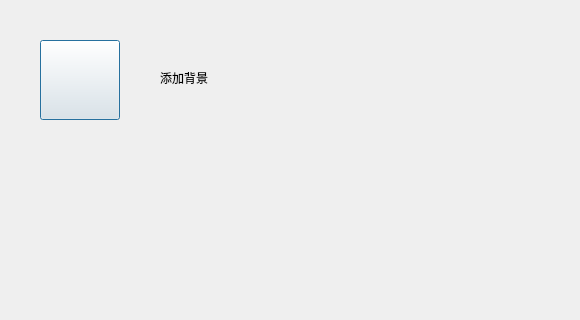
The window that src/XMusic/addbkgdlg.ui (1028417/XMusic) describes before a commit, drawn with Qt 5; both pictures show x 0 to 580 and y 0 to 320 of the 814 by 500 pixel window.
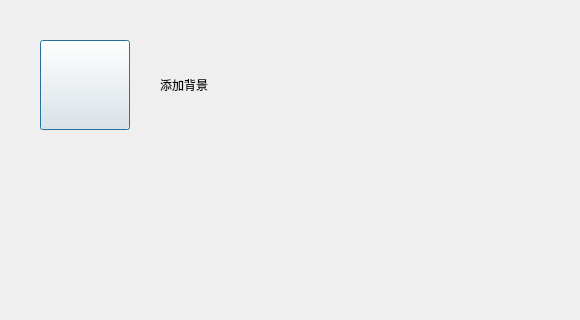
The same window after the commit. Icons and pictures are not drawn. Custom widgets are drawn as their Qt base class.

```diff
--- a/src/XMusic/addbkgdlg.ui
+++ b/src/XMusic/addbkgdlg.ui
@@ -18,8 +18,8 @@
     <rect>
      <x>40</x>
      <y>40</y>
-     <width>80</width>
-     <height>80</height>
+     <width>90</width>
+     <height>90</height>
     </rect>
    </property>
    <property name="autoFillBackground">
@@ -45,7 +45,7 @@
    <property name="geometry">
     <rect>
      <x>160</x>
-     <y>48</y>
+     <y>55</y>
      <width>300</width>
      <height>60</height>
     </rect>
```
